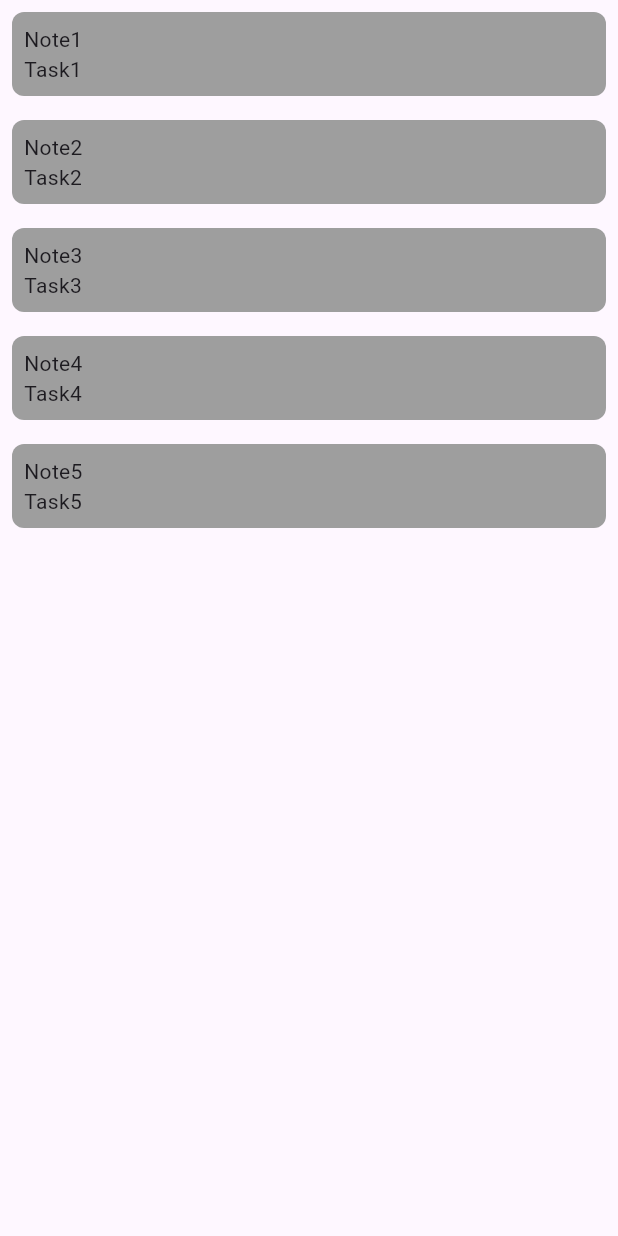
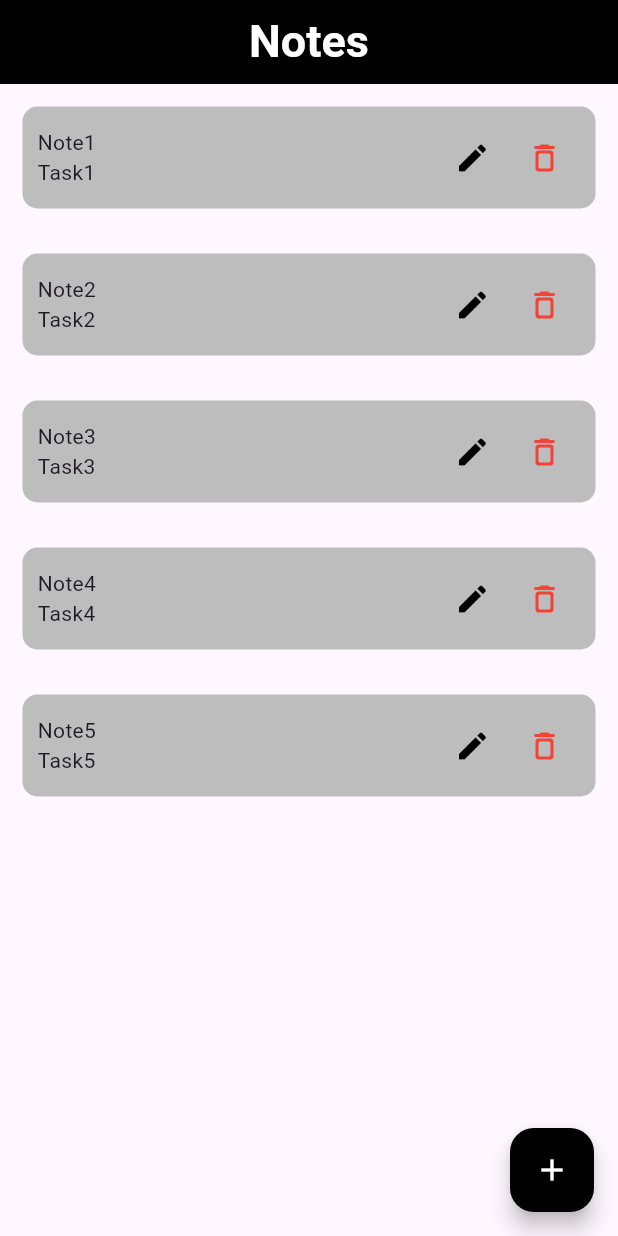
Before and after one commit to Doaa-Atef/notes_project, a Flutter app: the screen it shows after launch, on a phone screen of 412 x 824 dp. Run offline on Flutter 3.47's test engine with Material 3 defaults, Android fonts, the phone set to English and light mode, and no system bars; our stand-ins replace flutter_bloc, sqflite; accounts and stored records are empty.

Commit message:
Edit Note(Assignment12)

```diff
--- a/lib/app.dart
+++ b/lib/app.dart
@@ -1,9 +1,10 @@
 import 'package:flutter/material.dart';
 import 'package:flutter_bloc/flutter_bloc.dart';
 import 'package:notes/notes_manager/notes_cubit.dart';
+import 'package:notes/view/screens/note_screen.dart';
 
 import 'main.dart';
-import 'note_screens/note_screen.dart';
+
 
 class MyApp extends StatelessWidget {
   const MyApp({super.key});
@@ -12,6 +13,7 @@ class MyApp extends StatelessWidget {
   @override
   Widget build(BuildContext context) {
     return MaterialApp(
+      debugShowCheckedModeBanner: false,
       title: 'Flutter Demo',
       theme: ThemeData(
         // This is the theme of your application.
--- /dev/null
+++ b/lib/database/app_database.dart
@@ -0,0 +1,6 @@
+import 'package:sqflite/sqflite.dart';
+
+class AppDatabase{
+
+  static Database? database;
+}
--- a/lib/note_screens/note_screen.dart
+++ /dev/null
@@ -1,45 +0,0 @@
-import 'package:flutter/material.dart';
-import 'package:flutter_bloc/flutter_bloc.dart';
-import 'package:notes/models/note_model.dart';
-import 'package:notes/notes_manager/notes_cubit.dart';
-
-class NoteScreen extends StatelessWidget {
-  NoteScreen({super.key});
-
-
-  @override
-  Widget build(BuildContext context) {
-    return Scaffold(
-      body: BlocBuilder<NotesCubit, NotesState>(
-        builder: (context, state) {
-          if(state is GetNotes)
-            {
-              return ListView.builder(
-                  itemCount: state.notes.length,
-                  itemBuilder: (context, index) {
-                    return Container(
-                        padding: EdgeInsets.all(8),
-                        margin: EdgeInsets.all(8),
-                        decoration: BoxDecoration(
-                          borderRadius: BorderRadius.circular(8),
-                          color: Colors.grey,
-                        ),
-                        child: Column(
-                          crossAxisAlignment: CrossAxisAlignment.start,
-                          children: [
-                            Text(state.notes[index].title),
-                            Text(state.notes[index].body),
-                          ],
-                        )
-                    );
-                  });
-            }
-          else {
-            return Container();
-          }
-
-        },
-      ),
-    );
-  }
-}
--- a/lib/notes_manager/notes_cubit.dart
+++ b/lib/notes_manager/notes_cubit.dart
@@ -1,6 +1,6 @@
 
 import 'package:flutter_bloc/flutter_bloc.dart';
-import 'package:meta/meta.dart';
+
 
 import '../models/note_model.dart';
 
@@ -18,12 +18,37 @@ class NotesCubit extends Cubit<NotesState> {
   ];
 
 
-  getNotes(){
-    emit(GetNotes(notes: notes));
+  getNotes() async{
+    emit(GetNotesLoadingState());
+    await Future.delayed(Duration(seconds: 3));
+    emit(GetNotesState(notes: notes));
+  }
+
+  addNote(NoteModel noteModel){
+    notes.add(noteModel);
+    emit(GetNotesState(notes: notes));
+  }
+ deleteNote(NoteModel noteModel){
+    notes.remove(noteModel);
+    emit(GetNotesState(notes: notes));
+  }
+
+// editNote(NoteModel noteModel, String newTitle, String newBody){
+//     int index=notes.indexOf(noteModel);
+//     if(index !=-1){
+//       notes[index]= NoteModel(title: newTitle, body: newBody);
+//       emit(GetNotesState(notes: notes));
+//     }
+//
+// }
+  editNote(NoteModel noteModel, String newTitle, String newBody) {
+    int index = notes.indexOf(noteModel);
+    if (index != -1) {
+      notes[index] = NoteModel(title: newTitle, body: newBody);
+      emit(GetNotesState(notes: List.from(notes))); // Force rebuild by creating a new list
+    }
   }
 
 
 
-
-
 }
--- a/lib/notes_manager/notes_state.dart
+++ b/lib/notes_manager/notes_state.dart
@@ -5,10 +5,17 @@ sealed class NotesState {}
 
 final class NotesInitial extends NotesState {}
 
+class GetNotesLoadingState extends NotesState{}
 
-final class GetNotes extends NotesState {
+final class GetNotesState extends NotesState {
+
   final List<NoteModel> notes;
 
+  GetNotesState ({required this.notes});
+}
 
-  GetNotes ({required this.notes});
-}
+class AddNote extends NotesState {}
+
+class DeleteNote extends NotesState {}
+
+class EditNote extends NotesState{}
--- /dev/null
+++ b/lib/view/screens/note_screen.dart
@@ -0,0 +1,116 @@
+import 'package:flutter/material.dart';
+import 'package:flutter_bloc/flutter_bloc.dart';
+import 'package:notes/models/note_model.dart';
+import 'package:notes/notes_manager/notes_cubit.dart';
+
+import '../widgets/notes_list.dart';
+
+class NoteScreen extends StatefulWidget {
+  const NoteScreen({super.key});
+
+  @override
+  State<NoteScreen> createState() => _NoteScreenState();
+}
+
+class _NoteScreenState extends State<NoteScreen> {
+
+  TextEditingController titleController =TextEditingController();
+
+  TextEditingController bodyController =TextEditingController();
+
+  final _formKey = GlobalKey<FormState>();
+
+  void clearField(){
+    bodyController.clear();
+    titleController.clear();
+  }
+  @override
+  Widget build(BuildContext context) {
+    return Scaffold(
+      appBar: AppBar(
+        backgroundColor: Colors.black,
+        centerTitle: true,
+        title: Text("Notes",
+        style: TextStyle(fontSize: 30,fontWeight: FontWeight.bold,color: Colors.white),
+      ),
+      ),
+      floatingActionButton:
+      FloatingActionButton(
+        backgroundColor: Colors.black,
+        onPressed: (){
+          showModalBottomSheet<void>
+            (
+              context: context, builder: (BuildContext bottomSheetContext)
+             {
+             return Container(
+               margin: EdgeInsets.all(10),
+               height: 350,
+               child: Form(
+                 key: _formKey,
+                 child: Column(
+                   spacing: 20,
+                   children:<Widget> [
+                     Text("Add Note",style: TextStyle(fontSize: 30,
+                         fontWeight: FontWeight.bold),),
+                     TextFormField(
+                       controller: titleController,
+                       decoration: InputDecoration(
+                         border: OutlineInputBorder(),
+                         hintText: "Enter Title",
+                       ),
+                       validator: (value) {
+                         if (value == null || value.trim().isEmpty) {
+                           return "Please enter title";
+                         }
+                         return null;
+                       },
+                     ),
+                     TextFormField(
+                       controller: bodyController,
+                       decoration: InputDecoration(
+                         border: OutlineInputBorder(),
+                         hintText: "Enter Body",
+                       ),
+                       validator: (value) {
+                         if (value == null || value.trim().isEmpty) {
+                           return "Please enter body";
+                         }
+                         return null;
+                       },
+                     ),
+                     ElevatedButton(
+                         style: ElevatedButton.styleFrom(
+                           backgroundColor: Colors.black,
+                           shape: RoundedRectangleBorder(
+                             borderRadius: BorderRadius.circular(10),
+                           ),
+                           minimumSize: Size(200,50),
+                         ),
+                         onPressed: (){
+                           if (_formKey.currentState!.validate()) {
+                             context.read<NotesCubit>().addNote(
+                               NoteModel(
+                                 title: titleController.text.trim(),
+                                 body: bodyController.text.trim(),
+                               ),
+                             );
+                             Navigator.pop(context);
+                           };
+                           clearField();
+                         },
+                         child: Text("Add Note",style: TextStyle(fontWeight: FontWeight.bold,
+                     fontSize: 30,color: Colors.white),))
+                   ],
+                 ),
+               ),
+             );
+             }
+            );
+        },
+        child: Icon(Icons.add,color: Colors.white,),
+      ),
+      body:
+      NotesList(),
+    );
+  }
+}
--- /dev/null
+++ b/lib/view/widgets/note item.dart
@@ -0,0 +1,89 @@
+import 'package:flutter/material.dart';
+import 'package:flutter_bloc/flutter_bloc.dart';
+import 'package:notes/models/note_model.dart';
+import 'package:notes/notes_manager/notes_cubit.dart';
+
+class NoteItem extends StatelessWidget {
+   NoteItem({super.key, required this.noteModel,});
+final NoteModel noteModel;
+  TextEditingController titleController =
+  TextEditingController();
+  TextEditingController bodyController =
+  TextEditingController();
+  @override
+  Widget build(BuildContext context) {
+    return Container(
+        padding: EdgeInsets.all(10),
+        margin: EdgeInsets.all(15),
+        decoration: BoxDecoration(
+          borderRadius: BorderRadius.circular(10),
+          color: Colors.grey.shade400,
+        ),
+        child: Row(
+          mainAxisAlignment: MainAxisAlignment.spaceBetween,
+          children: [
+            Column(
+              crossAxisAlignment: CrossAxisAlignment.start,
+              children: [
+                Text(noteModel.title),
+                Text(noteModel.body),
+              ],
+            ),
+             Row(
+               children: [
+                 IconButton(
+                   icon: Icon(Icons.edit, color: Colors.black),
+                   onPressed: () {
+
+                     showDialog(
+                       context: context,
+                       builder: (BuildContext dialogContext) {
+                         titleController = TextEditingController(text: noteModel.title);
+                         bodyController = TextEditingController(text: noteModel.body);
+                         return AlertDialog(
+                           title: Text("Edit Note",style: TextStyle(fontWeight: FontWeight.bold),),
+                           content: Column(
+                             mainAxisSize: MainAxisSize.min,
+                             children: [
+                               TextFormField(controller: titleController, decoration: InputDecoration(labelText: "Title",),cursorColor: Colors.black,),
+                               TextFormField(controller: bodyController, decoration: InputDecoration(labelText: "Body"),cursorColor: Colors.black,),
+                             ],
+                           ),
+                           actions: [
+                             TextButton(
+                               onPressed: () {
+                                 context.read<NotesCubit>().editNote(
+                                   noteModel,
+                                   titleController.text.trim(),
+                                   bodyController.text.trim(),
+                                 );
+                                 Navigator.pop(dialogContext);
+                               },
+                               child: Text("Save",style: TextStyle(color: Colors.black),),
+                             ),
+                             TextButton(
+                               onPressed: () => Navigator.pop(dialogContext),
+                               child: Text("Cancel",style: TextStyle(color: Colors.black)),
+                             ),
+                           ],
+                         );
+                       },
+                     );
+
+                   },
+                 ),
+
+                 IconButton(onPressed :(){
+                   context.read<NotesCubit>().deleteNote(noteModel);
+                 }
+                     , icon: Icon(Icons.delete_outline_rounded,color: Colors.red,)
+
+                 ),
+               ],
+             )
+
+          ],
+        )
+    );
+  }
+}
--- /dev/null
+++ b/lib/view/widgets/notes_list.dart
@@ -0,0 +1,36 @@
+import 'package:flutter/material.dart';
+import 'package:flutter_bloc/flutter_bloc.dart';
+import 'package:notes/view/widgets/note%20item.dart';
+
+import '../../notes_manager/notes_cubit.dart';
+
+class NotesList extends StatelessWidget {
+  const NotesList({super.key});
+
+  @override
+  Widget build(BuildContext context) {
+    return  BlocBuilder<NotesCubit, NotesState>(
+      builder: (context, state) {
+        if(state is GetNotesState)
+        {
+          return state.notes.isEmpty? Center(child:
+          Text("No Notes",style: TextStyle(fontSize: 20),)):
+          ListView.builder(
+              itemCount: state.notes.length,
+              itemBuilder: (context, index) {
+                return NoteItem(noteModel: state.notes[index],);
+
+              });
+        }
+        else if(state is GetNotesLoadingState)
+        {
+          return Center(child: CircularProgressIndicator());
+        }
+        else {
+          return Container();
+        }
+
+      },
+    );
+  }
+}
--- a/pubspec.yaml
+++ b/pubspec.yaml
@@ -35,6 +35,7 @@ dependencies:
   # Use with the CupertinoIcons class for iOS style icons.
   cupertino_icons: ^1.0.8
   flutter_bloc: ^9.1.0
+  sqflite: ^2.4.2
 
 dev_dependencies:
   flutter_test:
```
Also changed, not shown: lib/view/widgets/bottomsheet_item.dart (added, +10 -0 lines), pubspec.lock.
